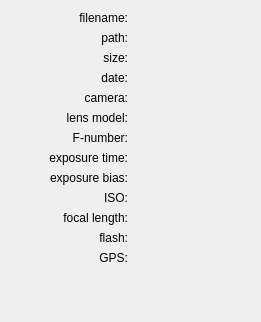
First picture: the form in ctoolboxinfo.ui, repository birkeh/pictureLibrary, before the edit.
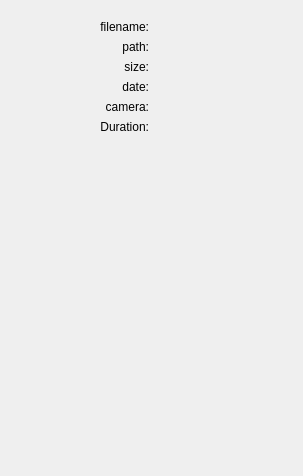
Second picture: the form after the edit. The open tabs and pages were chosen to show the change.

```diff
--- a/ctoolboxinfo.ui
+++ b/ctoolboxinfo.ui
@@ -6,13 +6,17 @@
    <rect>
     <x>0</x>
     <y>0</y>
-    <width>261</width>
-    <height>322</height>
+    <width>303</width>
+    <height>476</height>
    </rect>
   </property>
   <property name="windowTitle">
    <string>Form</string>
   </property>
+  <layout class="QGridLayout" name="gridLayout_3">
+   <item row="0" column="0">
+    <widget class="QStackedWidget" name="m_lpCategory">
+     <widget class="QWidget" name="m_lpCategoryPage1" native="true">
   <layout class="QGridLayout" name="gridLayout_2">
    <item row="0" column="0">
     <layout class="QGridLayout" name="gridLayout">
@@ -260,6 +264,142 @@
       </size>
      </property>
     </spacer>
+       </item>
+      </layout>
+     </widget>
+     <widget class="QWidget" name="m_lpCategoryPage2" native="true">
+      <layout class="QGridLayout" name="gridLayout_5">
+       <item row="0" column="0">
+        <layout class="QGridLayout" name="gridLayout_4">
+         <item row="2" column="0">
+          <widget class="QLabel" name="label_20">
+           <property name="text">
+            <string>size:</string>
+           </property>
+           <property name="alignment">
+            <set>Qt::AlignRight|Qt::AlignTrailing|Qt::AlignVCenter</set>
+           </property>
+          </widget>
+         </item>
+         <item row="2" column="1">
+          <widget class="QLabel" name="m_lpSizeVideo">
+           <property name="text">
+            <string/>
+           </property>
+           <property name="wordWrap">
+            <bool>true</bool>
+           </property>
+          </widget>
+         </item>
+         <item row="0" column="1">
+          <widget class="QLabel" name="m_lpFileNameVideo">
+           <property name="text">
+            <string/>
+           </property>
+           <property name="wordWrap">
+            <bool>true</bool>
+           </property>
+          </widget>
+         </item>
+         <item row="3" column="0">
+          <widget class="QLabel" name="label_21">
+           <property name="text">
+            <string>date:</string>
+           </property>
+           <property name="alignment">
+            <set>Qt::AlignRight|Qt::AlignTrailing|Qt::AlignVCenter</set>
+           </property>
+          </widget>
+         </item>
+         <item row="0" column="0">
+          <widget class="QLabel" name="label_17">
+           <property name="text">
+            <string>filename:</string>
+           </property>
+           <property name="alignment">
+            <set>Qt::AlignRight|Qt::AlignTrailing|Qt::AlignVCenter</set>
+           </property>
+          </widget>
+         </item>
+         <item row="1" column="1">
+          <widget class="QLabel" name="m_lpPathVideo">
+           <property name="text">
+            <string/>
+           </property>
+          </widget>
+         </item>
+         <item row="3" column="1">
+          <widget class="QLabel" name="m_lpDateVideo">
+           <property name="text">
+            <string/>
+           </property>
+          </widget>
+         </item>
+         <item row="1" column="0">
+          <widget class="QLabel" name="label_25">
+           <property name="text">
+            <string>path:</string>
+           </property>
+           <property name="alignment">
+            <set>Qt::AlignRight|Qt::AlignTrailing|Qt::AlignVCenter</set>
+           </property>
+          </widget>
+         </item>
+         <item row="4" column="0">
+          <widget class="QLabel" name="label_19">
+           <property name="text">
+            <string>camera:</string>
+           </property>
+           <property name="alignment">
+            <set>Qt::AlignRight|Qt::AlignTrailing|Qt::AlignVCenter</set>
+           </property>
+          </widget>
+         </item>
+         <item row="4" column="1">
+          <widget class="QLabel" name="m_lpCameraVideo">
+           <property name="text">
+            <string/>
+           </property>
+           <property name="wordWrap">
+            <bool>true</bool>
+           </property>
+          </widget>
+         </item>
+         <item row="5" column="1">
+          <widget class="QLabel" name="m_lpDurationVideo">
+           <property name="text">
+            <string/>
+           </property>
+          </widget>
+         </item>
+         <item row="5" column="0">
+          <widget class="QLabel" name="label_16">
+           <property name="text">
+            <string>Duration:</string>
+           </property>
+           <property name="alignment">
+            <set>Qt::AlignRight|Qt::AlignTrailing|Qt::AlignVCenter</set>
+           </property>
+          </widget>
+         </item>
+        </layout>
+       </item>
+       <item row="1" column="0">
+        <spacer name="verticalSpacer_2">
+         <property name="orientation">
+          <enum>Qt::Vertical</enum>
+         </property>
+         <property name="sizeHint" stdset="0">
+          <size>
+           <width>20</width>
+           <height>162</height>
+          </size>
+         </property>
+        </spacer>
+       </item>
+      </layout>
+     </widget>
+    </widget>
    </item>
   </layout>
  </widget>
```
Left out of the diff: 26 changed lines with no effect on the pictures. Lines whose indentation alone changed are shown as unchanged.
